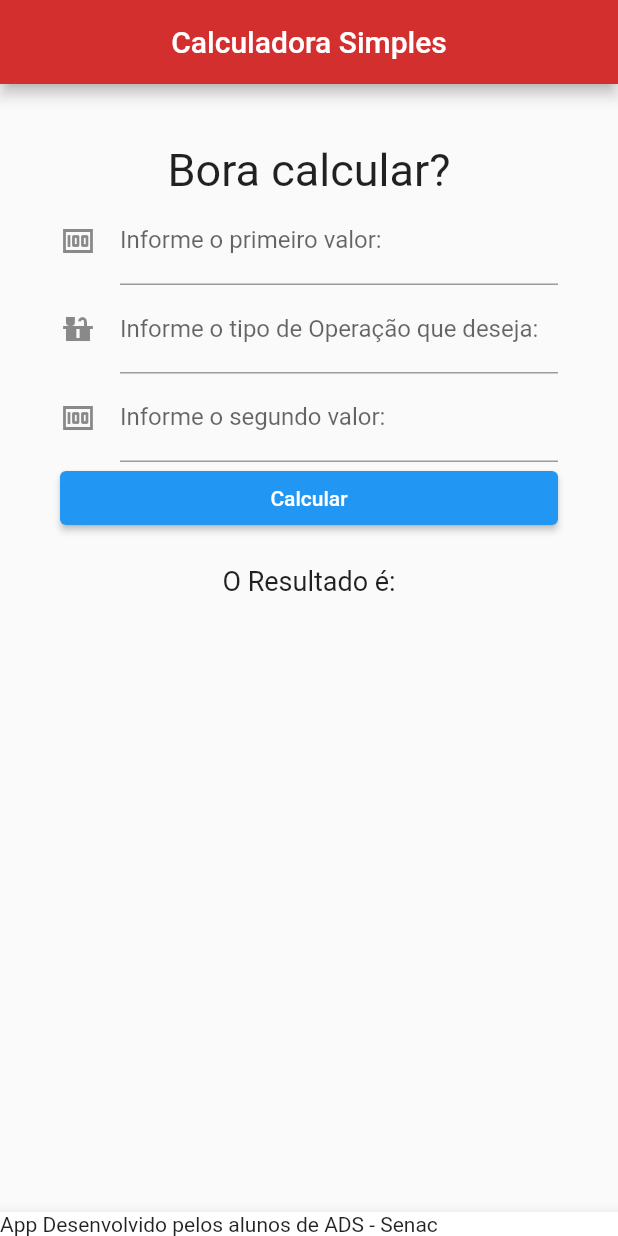
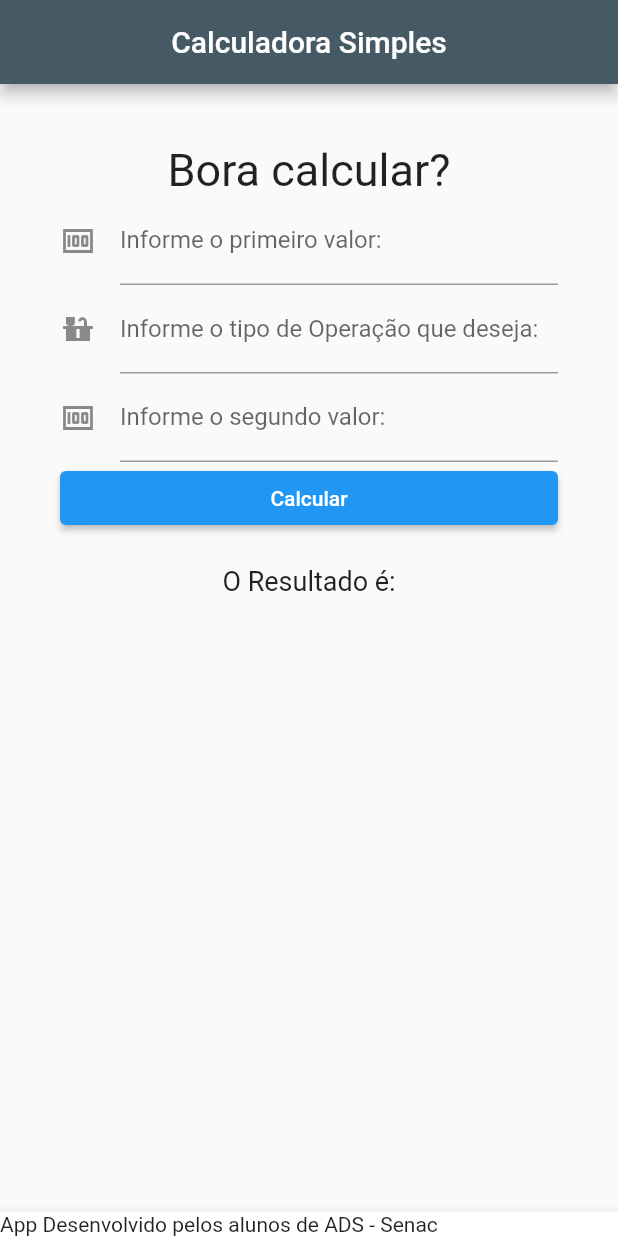
Before and after one commit to Daniel-Cwb/AppFlutterModel, a Flutter app: the screen it shows after launch, on a phone screen of 412 x 824 dp. Run offline on Flutter 3.47's test engine with Material 2 defaults, Android fonts, the phone set to English and light mode, and no system bars.

Commit message:
mudado a cor

```diff
--- a/Calculadora/lib/main.dart
+++ b/Calculadora/lib/main.dart
@@ -47,7 +47,7 @@ class _MyAppState extends State<MyApp> {
   Widget build(BuildContext context) {
     return MaterialApp(
       theme: ThemeData(
-        primaryColor: Colors.red[700],
+        primaryColor: Colors.blueGrey[700],
       ),
       home: Scaffold(
         appBar: AppBar(
```
